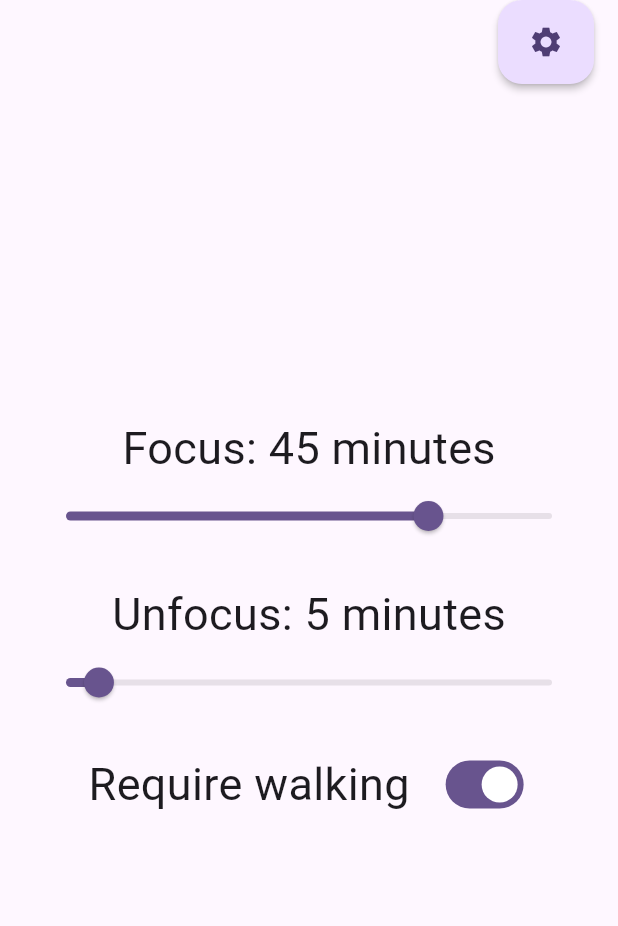
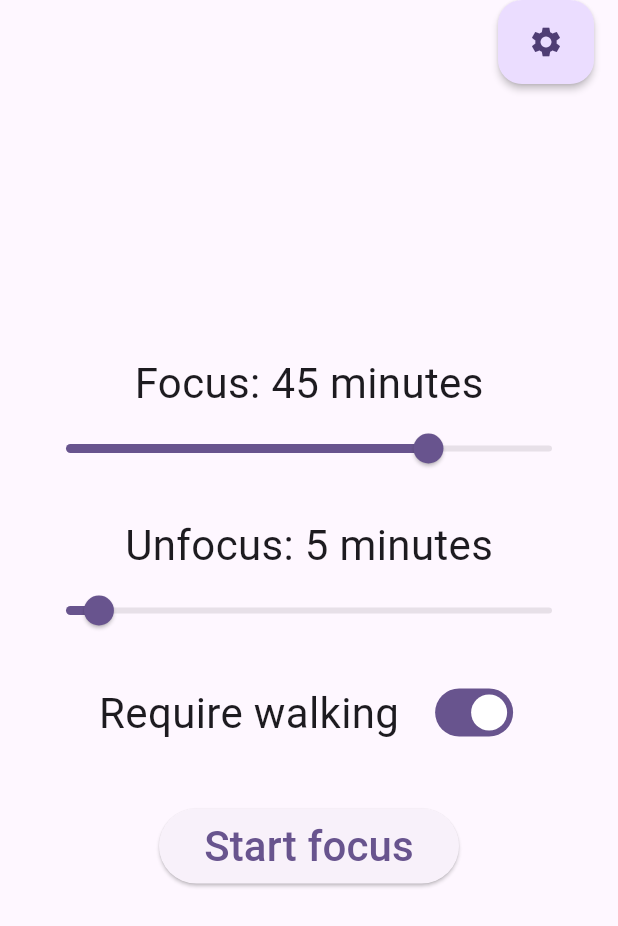
Before and after one commit to zbelova/unfocus, a Flutter app: the screen it shows after launch, on a phone screen of 412 x 824 dp. Shown: the top 926 px of the screen. Run offline on Flutter 3.47's test engine with Material 2 defaults, Android fonts, the phone set to English and light mode, and no system bars; our stand-ins replace pedometer; missing offline and left inert: alarm; statements that could not run were skipped.

Commit message:
Сделала отдельный экран фокуса, установку таймера по нажатию старт фокус

```diff
--- a/lib/main.dart
+++ b/lib/main.dart
@@ -3,7 +3,7 @@ import 'dart:async';
 import 'package:alarm/alarm.dart';
 import 'package:flutter/material.dart';
 import 'package:flutter/services.dart';
-import 'package:unfocus/screens/homepage.dart';
+import 'package:unfocus/screens/home_screen.dart';
 
 Future<void> main() async {
   WidgetsFlutterBinding.ensureInitialized();
@@ -26,7 +26,7 @@ class MyApp extends StatelessWidget {
         useMaterial3: true,
       ),
       debugShowCheckedModeBanner: false,
-      home: const HomePage(title: 'Unfocus'),
+      home: const HomePage(),
     );
   }
 }
--- a/lib/screens/homepage.dart
+++ b/lib/screens/home_screen.dart
@@ -1,17 +1,20 @@
 import 'dart:async';
 
 import 'package:alarm/alarm.dart';
+import 'package:alarm/service/storage.dart';
 import 'package:flutter/material.dart';
 import 'package:pedometer/pedometer.dart';
-import 'package:unfocus/screens/ring.dart';
+import 'package:unfocus/screens/focus_screen.dart';
+import 'package:unfocus/screens/ring_screen.dart';
 
 import '../widgets/tile.dart';
-import 'edit_alarm.dart';
+import 'edit_alarm_screen.dart';
 
 class HomePage extends StatefulWidget {
-  const HomePage({super.key, required this.title});
+  final AlarmSettings? alarmSettings;
 
-  final String title;
+  const HomePage({super.key, this.alarmSettings});
+
 
   @override
   State<HomePage> createState() => _HomePageState();
@@ -38,7 +41,47 @@ class _HomePageState extends State<HomePage> {
     subscription ??= Alarm.ringStream.stream.listen(
       (alarmSettings) => navigateToRingScreen(alarmSettings),
     );
+
+    creating = widget.alarmSettings == null;
+
+    if (creating) {
+      final dt = DateTime.now().add(const Duration(minutes: 1));
+      selectedTime = TimeOfDay(hour: dt.hour, minute: dt.minute);
+      loopAudio = true;
+      vibrate = true;
+      volumeMax = true;
+      showNotification = true;
+      assetAudio = 'assets/marimba.mp3';
+    } else {
+      selectedTime = TimeOfDay(
+        hour: widget.alarmSettings!.dateTime.hour,
+        minute: widget.alarmSettings!.dateTime.minute,
+      );
+      loopAudio = widget.alarmSettings!.loopAudio;
+      vibrate = widget.alarmSettings!.vibrate;
+      volumeMax = widget.alarmSettings!.volumeMax;
+      showNotification = widget.alarmSettings!.notificationTitle != null &&
+          widget.alarmSettings!.notificationTitle!.isNotEmpty &&
+          widget.alarmSettings!.notificationBody != null &&
+          widget.alarmSettings!.notificationBody!.isNotEmpty;
+      assetAudio = widget.alarmSettings!.assetAudioPath;
+    }
     // initPlatformState();
+  }
+
+  bool isToday() {
+    final now = DateTime.now();
+    final dateTime = DateTime(
+      now.year,
+      now.month,
+      now.day,
+      selectedTime.hour,
+      selectedTime.minute,
+      0,
+      0,
+    );
+
+    return now.isBefore(dateTime);
   }
 
   void onStepCount(StepCount event) {
@@ -81,6 +124,7 @@ class _HomePageState extends State<HomePage> {
   }
 
   void loadAlarms() {
+   // AlarmStorage.unsaveAlarm(35120);
     setState(() {
       alarms = Alarm.getAlarms();
       alarms.sort((a, b) => a.dateTime.isBefore(b.dateTime) ? 0 : 1);
@@ -111,6 +155,67 @@ class _HomePageState extends State<HomePage> {
         });
 
     if (res != null && res == true) loadAlarms();
+  }
+
+  bool loading = false;
+
+  late bool creating;
+  late TimeOfDay selectedTime;
+  late bool loopAudio;
+  late bool vibrate;
+  late bool volumeMax;
+  late bool showNotification;
+  late String assetAudio;
+
+  void saveAlarm() {
+    setState(() => loading = true);
+    Alarm.set(alarmSettings: buildAlarmSettings()).then((res) {
+      if (res) {
+        Navigator.push(context, MaterialPageRoute(builder: (context) => const FocusScreen()));
+      } else {
+        ScaffoldMessenger.of(context).showSnackBar(const SnackBar(content: Text('Error saving alarm')));
+      }
+    });
+    setState(() => loading = false);
+  }
+
+  AlarmSettings buildAlarmSettings() {
+    final now = DateTime.now();
+    final id = creating ? DateTime.now().millisecondsSinceEpoch % 100000 : widget.alarmSettings!.id;
+
+    DateTime dateTime = DateTime(
+      now.year,
+      now.month,
+      now.day,
+      now.hour,
+      now.minute,
+      //selectedTime.hour,
+      //selectedTime.minute,
+      now.second,
+      now.millisecond,
+    ).add(const Duration(seconds: 10));
+    if (dateTime.isBefore(DateTime.now())) {
+      dateTime = dateTime.add(const Duration(days: 1));
+    }
+
+    final alarmSettings = AlarmSettings(
+      id: id,
+      dateTime: dateTime,
+      loopAudio: loopAudio,
+      vibrate: vibrate,
+      volumeMax: volumeMax,
+      notificationTitle: showNotification ? 'Alarm example' : null,
+      notificationBody: showNotification ? 'Your alarm ($id) is ringing' : null,
+      assetAudioPath: assetAudio,
+      stopOnNotificationOpen: false,
+    );
+    return alarmSettings;
+  }
+
+  void deleteAlarm() {
+    Alarm.stop(widget.alarmSettings!.id).then((res) {
+      if (res) Navigator.pop(context, true);
+    });
   }
 
   @override
@@ -172,8 +277,9 @@ class _HomePageState extends State<HomePage> {
             Padding(
           padding: const EdgeInsets.all(20.0),
           child: Center(
-            child: alarms.isNotEmpty
-                ? Text('Hello')
+            child:
+            //alarms.isNotEmpty
+               //
                 // ? ListView.separated(
                 //     itemCount: alarms.length,
                 //     separatorBuilder: (context, index) => const Divider(height: 1),
@@ -191,13 +297,14 @@ class _HomePageState extends State<HomePage> {
                 //       );
                 //     },
                 //   )
-                : Column(
+                //:
+            Column(
                     mainAxisAlignment: MainAxisAlignment.center,
                     children: [
                       Text(
                         "Focus: ${_duration.toInt().toString()} minutes",
-                        style: const TextStyle(
-                          fontSize: 30,
+                        style: TextStyle(
+                          fontSize: Theme.of(context).textTheme.headlineMedium!.fontSize,
                         ),
                       ),
                       Slider(
@@ -210,13 +317,13 @@ class _HomePageState extends State<HomePage> {
                           });
                         },
                       ),
-                      SizedBox(
+                      const SizedBox(
                         height: 20,
                       ),
                       Text(
                         "Unfocus: ${_breakDuration.toInt().toString()} minutes",
-                        style: const TextStyle(
-                          fontSize: 30,
+                        style: TextStyle(
+                          fontSize: Theme.of(context).textTheme.headlineMedium!.fontSize,
                         ),
                       ),
                       Slider(
@@ -229,20 +336,21 @@ class _HomePageState extends State<HomePage> {
                           });
                         },
                       ),
-                      SizedBox(
+                      const SizedBox(
                         height: 20,
                       ),
                       Row(
                         mainAxisAlignment: MainAxisAlignment.center,
                         children: [
-                          Text(
+                           Text(
                             "Require walking",
-                            style: const TextStyle(
-                              fontSize: 30,
+                            style: TextStyle(
+                              fontSize: Theme.of(context).textTheme.headlineMedium!.fontSize,
                             ),
                           ),
-                          SizedBox(
-                            width: 20,),
+                          const SizedBox(
+                            width: 20,
+                          ),
                           Switch(
                               value: _requireWalking,
                               onChanged: (value) {
@@ -252,7 +360,23 @@ class _HomePageState extends State<HomePage> {
                               }),
                         ],
                       ),
+                      const SizedBox(
+                        height: 40,
+                      ),
+                      SizedBox(
+                        width: 200,
+                        height: 50,
+                        child: ElevatedButton(
+                          onPressed: () {
+                            saveAlarm();
+                          },
+                          child: Text("Start focus",
+                              style: TextStyle(
+                                fontSize: Theme.of(context).textTheme.headlineMedium!.fontSize,
 
+                              )),
+                        ),
+                      ),
                     ],
                   ),
           ),
@@ -290,7 +414,7 @@ class _HomePageState extends State<HomePage> {
       //     ],
       //   ),
       // ),
-     // floatingActionButtonLocation: FloatingActionButtonLocation.centerDocked,
+      // floatingActionButtonLocation: FloatingActionButtonLocation.centerDocked,
     );
   }
 }
```
Also changed, not shown: lib/screens/focus_screen.dart (added, +47 -0 lines), lib/screens/ring_screen.dart (renamed from lib/screens/ring.dart, +17 -14 lines), lib/screens/edit_alarm_screen.dart (renamed from lib/screens/edit_alarm.dart), pubspec.lock.
